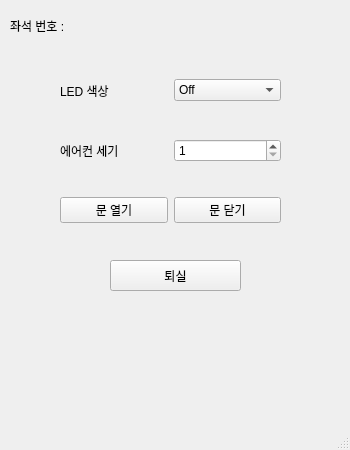
Old version of the form StudyRoom_client/mainclient.ui in the repository kimmingun92/Study_Room.
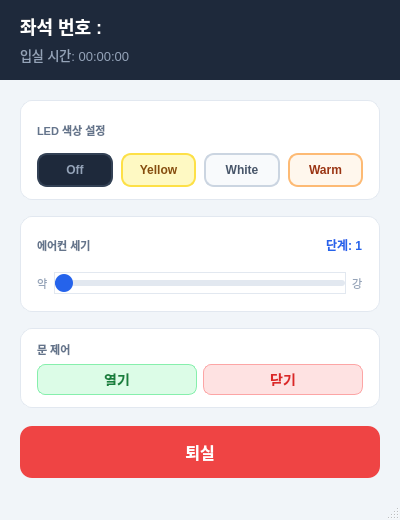
New version of the form. The open tabs and pages were chosen to show the change.

Commit message: [ADD] client ui 변경

Patch:
```diff
--- a/StudyRoom_client/mainclient.ui
+++ b/StudyRoom_client/mainclient.ui
@@ -6,12 +6,56 @@
    <rect>
     <x>0</x>
     <y>0</y>
-    <width>350</width>
-    <height>450</height>
+    <width>400</width>
+    <height>520</height>
    </rect>
   </property>
   <property name="windowTitle">
-   <string>MainClient</string>
+   <string>Seat Control Client</string>
+  </property>
+  <property name="styleSheet">
+   <string notr="true">
+QMainWindow {
+    background-color: #F1F5F9;
+}
+QPushButton {
+    border-radius: 8px;
+    font-size: 14px;
+    font-weight: bold;
+    padding: 8px;
+}
+QPushButton:disabled {
+    background-color: #9CA3AF;
+    color: #E5E7EB;
+}
+QLabel {
+    color: #1E293B;
+}
+QComboBox, QSpinBox {
+    border: 1px solid #CBD5E1;
+    border-radius: 6px;
+    padding: 4px 8px;
+    background-color: white;
+    font-size: 13px;
+    min-height: 28px;
+}
+QSlider::groove:horizontal {
+    height: 6px;
+    background: #E2E8F0;
+    border-radius: 3px;
+}
+QSlider::handle:horizontal {
+    background: #2563EB;
+    width: 18px;
+    height: 18px;
+    margin: -6px 0;
+    border-radius: 9px;
+}
+QSlider::sub-page:horizontal {
+    background: #2563EB;
+    border-radius: 3px;
+}
+   </string>
   </property>
   <widget class="QWidget" name="centralwidget">
    <widget class="QStackedWidget" name="stackedWidget">
@@ -19,8 +63,8 @@
      <rect>
       <x>0</x>
       <y>0</y>
-      <width>350</width>
-      <height>450</height>
+      <width>400</width>
+      <height>498</height>
      </rect>
     </property>
     <property name="currentIndex">
@@ -93,126 +137,443 @@
      </widget>
     </widget>
     <widget class="QWidget" name="mainPage">
-     <widget class="QLabel" name="seatInfoLabel">
+     <widget class="QFrame" name="headerFrame">
       <property name="geometry">
        <rect>
-        <x>10</x>
-        <y>10</y>
-        <width>191</width>
-        <height>31</height>
+        <x>0</x>
+        <y>0</y>
+        <width>400</width>
+        <height>80</height>
        </rect>
       </property>
-      <property name="text">
-       <string>좌석 번호 : </string>
+      <property name="styleSheet">
+       <string notr="true">
+background-color: #1E293B;
+border-radius: 0px;
+       </string>
       </property>
+      <widget class="QLabel" name="seatInfoLabel">
+       <property name="geometry">
+        <rect>
+         <x>20</x>
+         <y>12</y>
+         <width>200</width>
+         <height>28</height>
+        </rect>
+       </property>
+       <property name="styleSheet">
+        <string notr="true">font-size: 18px; font-weight: bold; color: white;</string>
+       </property>
+       <property name="text">
+        <string>좌석 번호 : </string>
+       </property>
+      </widget>
+      <widget class="QLabel" name="elapsedTimeLabel">
+       <property name="geometry">
+        <rect>
+         <x>20</x>
+         <y>44</y>
+         <width>280</width>
+         <height>22</height>
+        </rect>
+       </property>
+       <property name="styleSheet">
+        <string notr="true">font-size: 13px; color: #94A3B8;</string>
+       </property>
+       <property name="text">
+        <string>입실 시간: 00:00:00</string>
+       </property>
+      </widget>
      </widget>
-     <widget class="QWidget" name="horizontalLayoutWidget_2">
+     <widget class="QFrame" name="ledCard">
       <property name="geometry">
        <rect>
-        <x>60</x>
-        <y>70</y>
-        <width>221</width>
-        <height>41</height>
+        <x>20</x>
+        <y>100</y>
+        <width>360</width>
+        <height>100</height>
        </rect>
       </property>
-      <layout class="QHBoxLayout" name="horizontalLayout_2">
+      <property name="styleSheet">
+       <string notr="true">
+    background-color: white;
+    border-radius: 12px;
+    border: 1px solid #E2E8F0;
+    </string>
+      </property>
+      <layout class="QVBoxLayout" name="ledCardLayout">
+       <property name="leftMargin">
+        <number>16</number>
+       </property>
+       <property name="topMargin">
+        <number>12</number>
+       </property>
+       <property name="rightMargin">
+        <number>16</number>
+       </property>
+       <property name="bottomMargin">
+        <number>12</number>
+       </property>
        <item>
-        <widget class="QLabel" name="label">
+        <widget class="QLabel" name="ledSectionLabel">
+         <property name="styleSheet">
+          <string notr="true">
+    font-size: 11px;
+    font-weight: bold;
+    color: #64748B;
+    background: transparent;
+    border: none;
+        </string>
+         </property>
          <property name="text">
-          <string>LED 색상</string>
+          <string>LED 색상 설정</string>
          </property>
         </widget>
        </item>
        <item>
-        <widget class="QComboBox" name="ledColor">
+        <layout class="QHBoxLayout" name="ledButtonRow">
+         <property name="spacing">
+          <number>8</number>
+         </property>
          <item>
-          <property name="text">
-           <string>Off</string>
-          </property>
+          <widget class="QPushButton" name="btnLedOff">
+           <property name="sizePolicy">
+            <sizepolicy hsizetype="Expanding" vsizetype="Fixed">
+             <horstretch>1</horstretch>
+             <verstretch>0</verstretch>
+            </sizepolicy>
+           </property>
+           <property name="styleSheet">
+            <string notr="true">
+    QPushButton {
+    background-color: #1E293B;
+    color: #94A3B8;
+    border: 2px solid #334155;
+    border-radius: 10px;
+    font-size: 12px;
+    font-weight: bold;
+    }
+        </string>
+           </property>
+           <property name="text">
+            <string>Off</string>
+           </property>
+          </widget>
          </item>
          <item>
-          <property name="text">
-           <string>Yellow</string>
-          </property>
+          <widget class="QPushButton" name="btnLedYellow">
+           <property name="sizePolicy">
+            <sizepolicy hsizetype="Expanding" vsizetype="Fixed">
+             <horstretch>1</horstretch>
+             <verstretch>0</verstretch>
+            </sizepolicy>
+           </property>
+           <property name="styleSheet">
+            <string notr="true">
+    QPushButton {
+    background-color: #FEF9C3;
+    color: #854D0E;
+    border: 2px solid #FDE047;
+    border-radius: 10px;
+    font-size: 12px;
+    font-weight: bold;
+    }
+        </string>
+           </property>
+           <property name="text">
+            <string>Yellow</string>
+           </property>
+          </widget>
          </item>
          <item>
-          <property name="text">
-           <string>White</string>
-          </property>
+          <widget class="QPushButton" name="btnLedWhite">
+           <property name="sizePolicy">
+            <sizepolicy hsizetype="Expanding" vsizetype="Fixed">
+             <horstretch>1</horstretch>
+             <verstretch>0</verstretch>
+            </sizepolicy>
+           </property>
+           <property name="styleSheet">
+            <string notr="true">
+    QPushButton {
+    background-color: #F8FAFC;
+    color: #475569;
+    border: 2px solid #CBD5E1;
+    border-radius: 10px;
+    font-size: 12px;
+    font-weight: bold;
+    }
+        </string>
+           </property>
+           <property name="text">
+            <string>White</string>
+           </property>
+          </widget>
          </item>
          <item>
-          <property name="text">
-           <string>Warm White</string>
-          </property>
+          <widget class="QPushButton" name="btnLedWarm">
+           <property name="sizePolicy">
+            <sizepolicy hsizetype="Expanding" vsizetype="Fixed">
+             <horstretch>1</horstretch>
+             <verstretch>0</verstretch>
+            </sizepolicy>
+           </property>
+           <property name="styleSheet">
+            <string notr="true">
+    QPushButton {
+    background-color: #FFF7ED;
+    color: #9A3412;
+    border: 2px solid #FDBA74;
+    border-radius: 10px;
+    font-size: 12px;
+    font-weight: bold;
+    }
+        </string>
+           </property>
+           <property name="text">
+            <string>Warm</string>
+           </property>
+          </widget>
          </item>
-        </widget>
+        </layout>
        </item>
       </layout>
      </widget>
-     <widget class="QWidget" name="horizontalLayoutWidget_3">
+     <widget class="QFrame" name="fanCard">
       <property name="geometry">
        <rect>
-        <x>60</x>
-        <y>130</y>
-        <width>221</width>
-        <height>41</height>
+        <x>20</x>
+        <y>216</y>
+        <width>360</width>
+        <height>96</height>
        </rect>
       </property>
-      <layout class="QHBoxLayout" name="horizontalLayout_3">
+      <property name="styleSheet">
+       <string notr="true">
+background-color: white;
+border-radius: 12px;
+border: 1px solid #E2E8F0;
+       </string>
+      </property>
+      <layout class="QVBoxLayout" name="fanCardLayout">
+       <property name="leftMargin">
+        <number>16</number>
+       </property>
+       <property name="topMargin">
+        <number>12</number>
+       </property>
+       <property name="rightMargin">
+        <number>16</number>
+       </property>
+       <property name="bottomMargin">
+        <number>12</number>
+       </property>
        <item>
-        <widget class="QLabel" name="label_2">
-         <property name="text">
-          <string>에어컨 세기</string>
-         </property>
-        </widget>
+        <layout class="QHBoxLayout" name="fanLabelRow">
+         <item>
+          <widget class="QLabel" name="fanSectionLabel">
+           <property name="styleSheet">
+            <string notr="true">font-size: 11px; font-weight: bold; color: #64748B; background: transparent; border: none;</string>
+           </property>
+           <property name="text">
+            <string>에어컨 세기</string>
+           </property>
+          </widget>
+         </item>
+         <item>
+          <spacer>
+           <property name="orientation">
+            <enum>Qt::Orientation::Horizontal</enum>
+           </property>
+           <property name="sizeType">
+            <enum>QSizePolicy::Policy::Expanding</enum>
+           </property>
+           <property name="sizeHint" stdset="0">
+            <size>
+             <width>0</width>
+             <height>0</height>
+            </size>
+           </property>
+          </spacer>
+         </item>
+         <item>
+          <widget class="QLabel" name="fanSpeedValueLabel">
+           <property name="styleSheet">
+            <string notr="true">font-size: 12px; color: #2563EB; font-weight: bold; background: transparent; border: none;</string>
+           </property>
+           <property name="text">
+            <string>단계: 1</string>
+           </property>
+          </widget>
+         </item>
+        </layout>
        </item>
        <item>
-        <widget class="QSpinBox" name="fanSpeed">
-         <property name="minimum">
-          <number>1</number>
-         </property>
-         <property name="maximum">
-          <number>4</number>
-         </property>
-        </widget>
+        <layout class="QHBoxLayout" name="fanSliderRow">
+         <item>
+          <widget class="QLabel" name="fanLowLabel">
+           <property name="styleSheet">
+            <string notr="true">font-size: 11px; color: #94A3B8; background: transparent; border: none;</string>
+           </property>
+           <property name="text">
+            <string>약</string>
+           </property>
+          </widget>
+         </item>
+         <item>
+          <widget class="QSlider" name="fanSpeed">
+           <property name="sizePolicy">
+            <sizepolicy hsizetype="Expanding" vsizetype="Fixed">
+             <horstretch>0</horstretch>
+             <verstretch>0</verstretch>
+            </sizepolicy>
+           </property>
+           <property name="minimum">
+            <number>1</number>
+           </property>
+           <property name="maximum">
+            <number>4</number>
+           </property>
+           <property name="value">
+            <number>1</number>
+           </property>
+           <property name="orientation">
+            <enum>Qt::Orientation::Horizontal</enum>
+           </property>
+           <property name="tickPosition">
+            <enum>QSlider::TickPosition::TicksBelow</enum>
+           </property>
+           <property name="tickInterval">
+            <number>1</number>
+           </property>
+          </widget>
+         </item>
+         <item>
+          <widget class="QLabel" name="fanHighLabel">
+           <property name="styleSheet">
+            <string notr="true">font-size: 11px; color: #94A3B8; background: transparent; border: none;</string>
+           </property>
+           <property name="text">
+            <string>강</string>
+           </property>
+          </widget>
+         </item>
+        </layout>
        </item>
       </layout>
      </widget>
-     <widget class="QWidget" name="horizontalLayoutWidget_4">
+     <widget class="QFrame" name="doorCard">
       <property name="geometry">
        <rect>
-        <x>60</x>
-        <y>190</y>
-        <width>221</width>
-        <height>41</height>
+        <x>20</x>
+        <y>328</y>
+        <width>360</width>
+        <height>80</height>
        </rect>
       </property>
-      <layout class="QHBoxLayout" name="horizontalLayout_4">
+      <property name="styleSheet">
+       <string notr="true">
+background-color: white;
+border-radius: 12px;
+border: 1px solid #E2E8F0;
+       </string>
+      </property>
+      <layout class="QVBoxLayout" name="doorCardLayout">
+       <property name="leftMargin">
+        <number>16</number>
+       </property>
+       <property name="topMargin">
+        <number>12</number>
+       </property>
+       <property name="rightMargin">
+        <number>16</number>
+       </property>
+       <property name="bottomMargin">
+        <number>12</number>
+       </property>
        <item>
-        <widget class="QPushButton" name="doorOpenButton">
+        <widget class="QLabel" name="doorSectionLabel">
+         <property name="styleSheet">
+          <string notr="true">font-size: 11px; font-weight: bold; color: #64748B; background: transparent; border: none;</string>
+         </property>
          <property name="text">
-          <string>문 열기</string>
+          <string>문 제어</string>
          </property>
         </widget>
        </item>
        <item>
-        <widget class="QPushButton" name="doorCloseButton">
-         <property name="text">
-          <string>문 닫기</string>
-         </property>
-        </widget>
+        <layout class="QHBoxLayout" name="doorButtonRow">
+         <item>
+          <widget class="QPushButton" name="doorOpenButton">
+           <property name="sizePolicy">
+            <sizepolicy hsizetype="Expanding" vsizetype="Fixed">
+             <horstretch>0</horstretch>
+             <verstretch>0</verstretch>
+            </sizepolicy>
+           </property>
+           <property name="styleSheet">
+            <string notr="true">
+background-color: #DCFCE7;
+color: #15803D;
+border: 1px solid #86EFAC;
+border-radius: 8px;
+font-size: 14px;
+font-weight: bold;
+padding: 8px;
+            </string>
+           </property>
+           <property name="text">
+            <string>열기</string>
+           </property>
+          </widget>
+         </item>
+         <item>
+          <widget class="QPushButton" name="doorCloseButton">
+           <property name="sizePolicy">
+            <sizepolicy hsizetype="Expanding" vsizetype="Fixed">
+             <horstretch>0</horstretch>
+             <verstretch>0</verstretch>
+            </sizepolicy>
+           </property>
+           <property name="styleSheet">
+            <string notr="true">
+background-color: #FEE2E2;
+color: #DC2626;
+border: 1px solid #FCA5A5;
+border-radius: 8px;
+font-size: 14px;
+font-weight: bold;
+padding: 8px;
+            </string>
+           </property>
+           <property name="text">
+            <string>닫기</string>
+           </property>
+          </widget>
+         </item>
+        </layout>
        </item>
       </layout>
      </widget>
      <widget class="QPushButton" name="exitButton">
       <property name="geometry">
        <rect>
-        <x>110</x>
-        <y>260</y>
-        <width>131</width>
-        <height>31</height>
+        <x>20</x>
+        <y>426</y>
+        <width>360</width>
+        <height>52</height>
        </rect>
       </property>
+      <property name="styleSheet">
+       <string notr="true">
+background-color: #EF4444;
+color: white;
+border-radius: 12px;
+font-size: 16px;
+font-weight: bold;
+border: none;
+       </string>
+      </property>
       <property name="text">
        <string>퇴실</string>
       </property>
```
Left out of the diff: 219 changed lines with no effect on the pictures. The commit also changes 6 other files.
